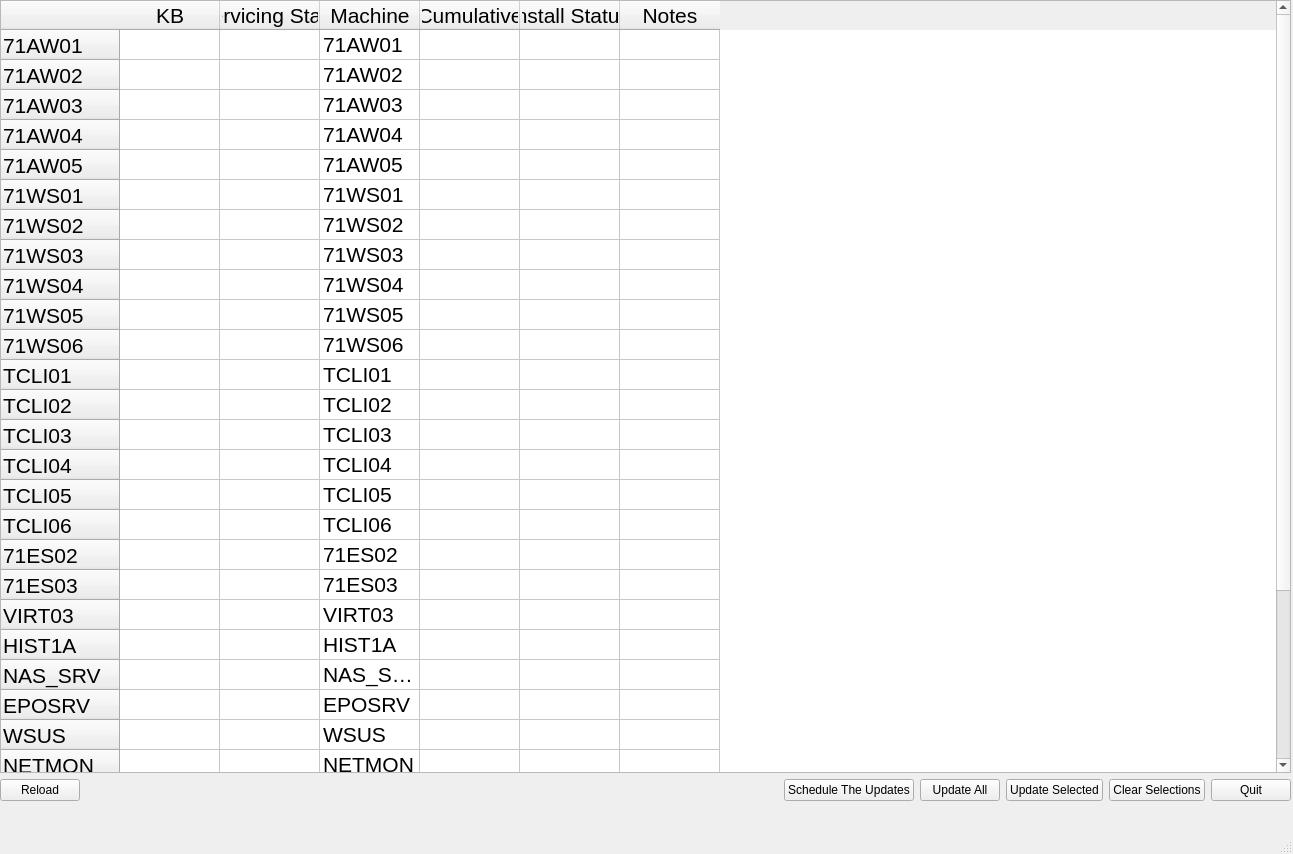
bassogio/WindowsSecurityUpdateGUI, file WindowsSecurityUpdateMainWindow.ui: the form before one commit.
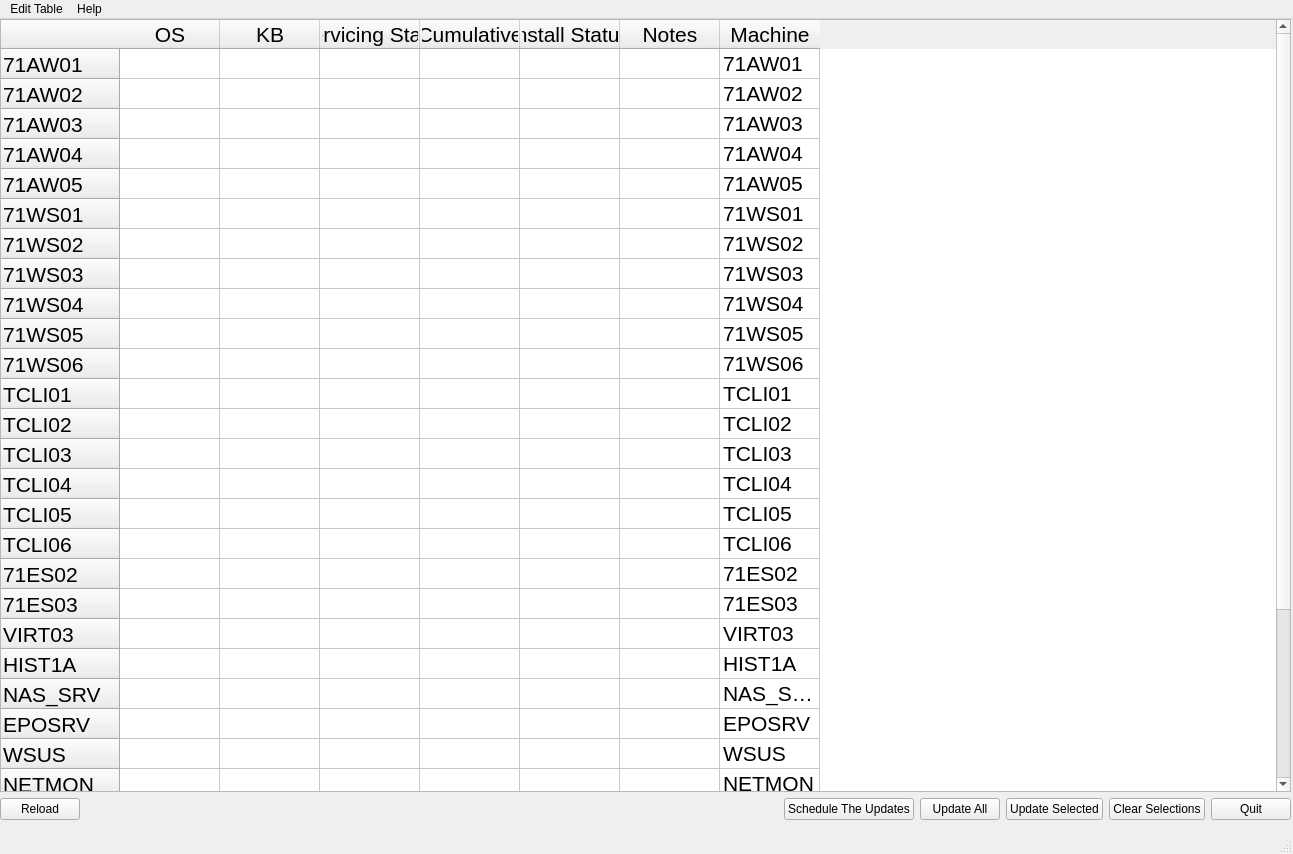
The form after the commit.

Diff of the .ui file:
```diff
--- a/WindowsSecurityUpdateMainWindow.ui
+++ b/WindowsSecurityUpdateMainWindow.ui
@@ -221,6 +221,11 @@
          <string>SECNDC</string>
         </property>
        </row>
+       <column>
+        <property name="text">
+         <string>OS</string>
+        </property>
+       </column>
        <column>
         <property name="text">
          <string>KB</string>
@@ -231,11 +236,6 @@
          <string>Servicing Stack</string>
         </property>
        </column>
-       <column>
-        <property name="text">
-         <string>Machine</string>
-        </property>
-       </column>
        <column>
         <property name="text">
          <string>Cumulative</string>
@@ -251,157 +251,162 @@
          <string>Notes</string>
         </property>
        </column>
-       <item row="0" column="2">
+       <column>
+        <property name="text">
+         <string>Machine</string>
+        </property>
+       </column>
+       <item row="0" column="6">
         <property name="text">
          <string>71AW01</string>
         </property>
        </item>
-       <item row="1" column="2">
+       <item row="1" column="6">
         <property name="text">
          <string>71AW02</string>
         </property>
        </item>
-       <item row="2" column="2">
+       <item row="2" column="6">
         <property name="text">
          <string>71AW03</string>
         </property>
        </item>
-       <item row="3" column="2">
+       <item row="3" column="6">
         <property name="text">
          <string>71AW04</string>
         </property>
        </item>
-       <item row="4" column="2">
+       <item row="4" column="6">
         <property name="text">
          <string>71AW05</string>
         </property>
        </item>
-       <item row="5" column="2">
+       <item row="5" column="6">
         <property name="text">
          <string>71WS01</string>
         </property>
        </item>
-       <item row="6" column="2">
+       <item row="6" column="6">
         <property name="text">
          <string>71WS02</string>
         </property>
        </item>
-       <item row="7" column="2">
+       <item row="7" column="6">
         <property name="text">
          <string>71WS03</string>
         </property>
        </item>
-       <item row="8" column="2">
+       <item row="8" column="6">
         <property name="text">
          <string>71WS04</string>
         </property>
        </item>
-       <item row="9" column="2">
+       <item row="9" column="6">
         <property name="text">
          <string>71WS05</string>
         </property>
        </item>
-       <item row="10" column="2">
+       <item row="10" column="6">
         <property name="text">
          <string>71WS06</string>
         </property>
        </item>
-       <item row="11" column="2">
+       <item row="11" column="6">
         <property name="text">
          <string>TCLI01</string>
         </property>
        </item>
-       <item row="12" column="2">
+       <item row="12" column="6">
         <property name="text">
          <string>TCLI02</string>
         </property>
        </item>
-       <item row="13" column="2">
+       <item row="13" column="6">
         <property name="text">
          <string>TCLI03</string>
         </property>
        </item>
-       <item row="14" column="2">
+       <item row="14" column="6">
         <property name="text">
          <string>TCLI04</string>
         </property>
        </item>
-       <item row="15" column="2">
+       <item row="15" column="6">
         <property name="text">
          <string>TCLI05</string>
         </property>
        </item>
-       <item row="16" column="2">
+       <item row="16" column="6">
         <property name="text">
          <string>TCLI06</string>
         </property>
        </item>
-       <item row="17" column="2">
+       <item row="17" column="6">
         <property name="text">
          <string>71ES02</string>
         </property>
        </item>
-       <item row="18" column="2">
+       <item row="18" column="6">
         <property name="text">
          <string>71ES03</string>
         </property>
        </item>
-       <item row="19" column="2">
+       <item row="19" column="6">
         <property name="text">
          <string>VIRT03</string>
         </property>
        </item>
-       <item row="20" column="2">
+       <item row="20" column="6">
         <property name="text">
          <string>HIST1A</string>
         </property>
        </item>
-       <item row="21" column="2">
+       <item row="21" column="6">
         <property name="text">
          <string>NAS_SRV</string>
         </property>
        </item>
-       <item row="22" column="2">
+       <item row="22" column="6">
         <property name="text">
          <string>EPOSRV</string>
         </property>
        </item>
-       <item row="23" column="2">
+       <item row="23" column="6">
         <property name="text">
          <string>WSUS</string>
         </property>
        </item>
-       <item row="24" column="2">
+       <item row="24" column="6">
         <property name="text">
          <string>NETMON</string>
         </property>
        </item>
-       <item row="25" column="2">
+       <item row="25" column="6">
         <property name="text">
          <string>PI_MAG</string>
         </property>
        </item>
-       <item row="26" column="2">
+       <item row="26" column="6">
         <property name="text">
          <string>PIMAG_IN</string>
         </property>
        </item>
-       <item row="27" column="2">
+       <item row="27" column="6">
         <property name="text">
          <string>SYSADV</string>
         </property>
        </item>
-       <item row="28" column="2">
+       <item row="28" column="6">
         <property name="text">
          <string>AUTOSAVE</string>
         </property>
        </item>
-       <item row="29" column="2">
+       <item row="29" column="6">
         <property name="text">
          <string>PRIMDC</string>
         </property>
        </item>
-       <item row="30" column="2">
+       <item row="30" column="6">
         <property name="text">
          <string>SECNDC</string>
         </property>
@@ -455,6 +460,19 @@
      <height>22</height>
     </rect>
    </property>
+   <widget class="QMenu" name="menuEdit_Table">
+    <property name="title">
+     <string>Edit Table</string>
+    </property>
+    <addaction name="actionEdit_Table"/>
+   </widget>
+   <widget class="QMenu" name="menuHelp">
+    <property name="title">
+     <string>Help</string>
+    </property>
+   </widget>
+   <addaction name="menuEdit_Table"/>
+   <addaction name="menuHelp"/>
   </widget>
   <widget class="QStatusBar" name="statusbar"/>
  </widget>
```
Left out of the diff: 5 changed lines with no effect on the pictures.
